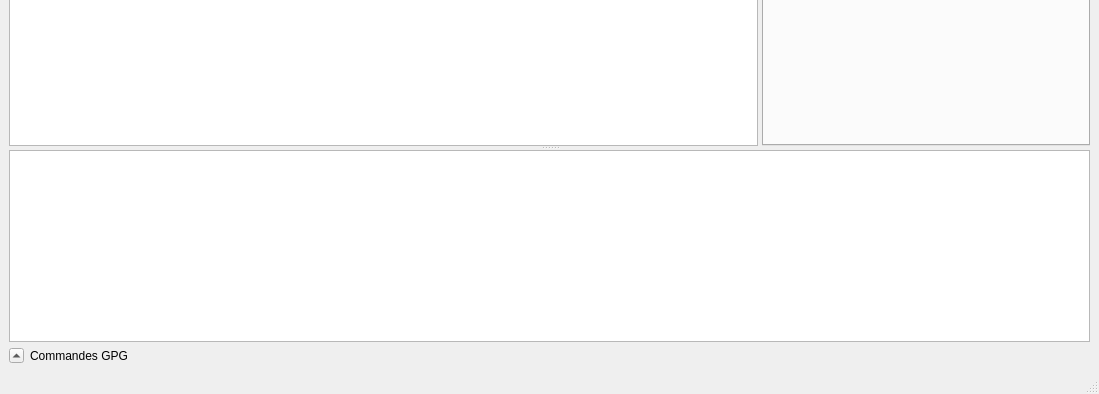
The window that GuiPG/src/View/mainwindow.ui (Diakakodo/GuiPG) describes before a commit, drawn with Qt 5; both pictures show x 0 to 1099 and y 355 to 749 of the 1099 by 749 pixel window.
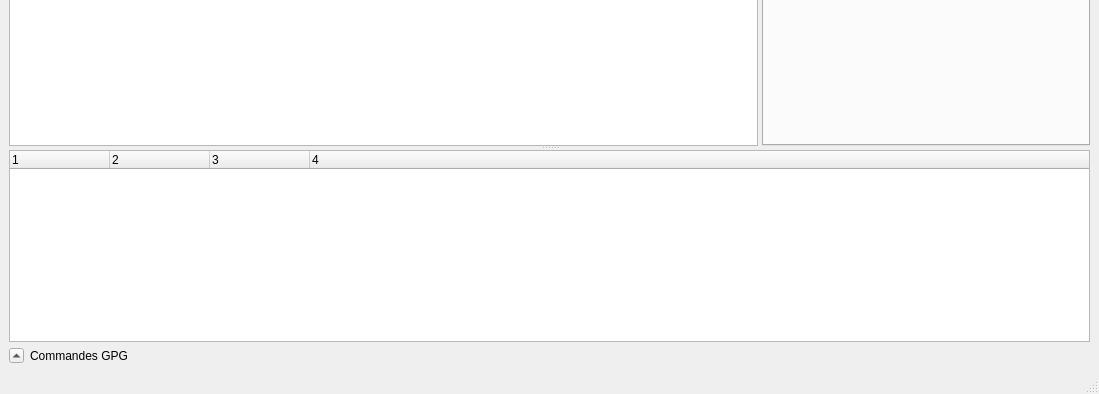
The same window after the commit. Custom widgets are drawn as their Qt base class.

```diff
--- a/GuiPG/src/View/mainwindow.ui
+++ b/GuiPG/src/View/mainwindow.ui
@@ -70,17 +70,38 @@
           <property name="selectionBehavior">
            <enum>QAbstractItemView::SelectItems</enum>
           </property>
+          <property name="sortingEnabled">
+           <bool>false</bool>
+          </property>
           <property name="animated">
            <bool>true</bool>
           </property>
           <property name="headerHidden">
-           <bool>true</bool>
+           <bool>false</bool>
+          </property>
+          <property name="columnCount">
+           <number>4</number>
           </property>
           <column>
            <property name="text">
             <string notr="true">1</string>
            </property>
           </column>
+          <column>
+           <property name="text">
+            <string notr="true">2</string>
+           </property>
+          </column>
+          <column>
+           <property name="text">
+            <string notr="true">3</string>
+           </property>
+          </column>
+          <column>
+           <property name="text">
+            <string notr="true">4</string>
+           </property>
+          </column>
          </widget>
         </item>
         <item>
```
